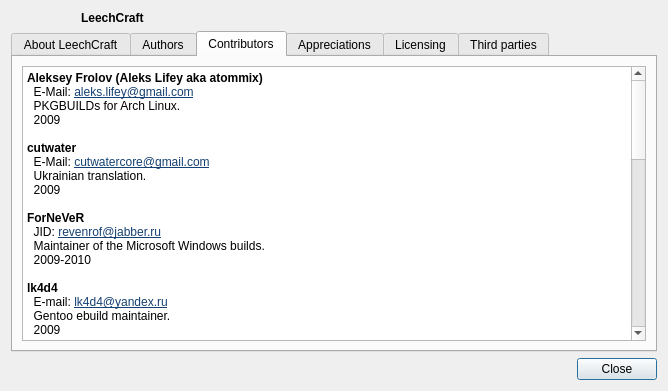
The window that src/aboutdialog.ui (0xd34df00d/leechcraft) describes before a commit, drawn with Qt 5.
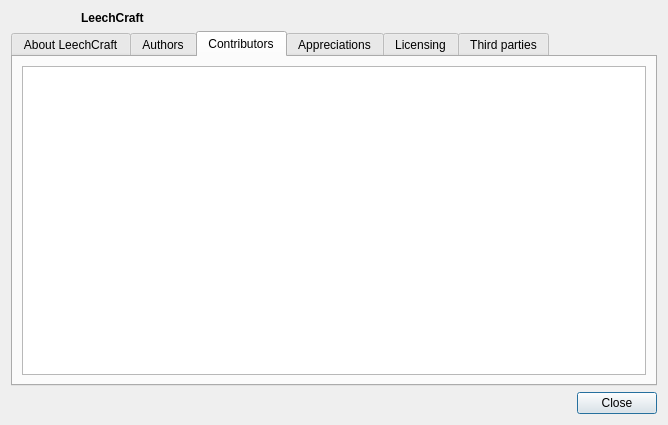
The same window after the commit. The open tabs and pages were chosen to show the change. Icons and pictures are not drawn.

Commit message:
Core: better about dialog.
Store information about authors and contributors in the source code.
A little bit more translator-friendly now.

```diff
--- a/src/aboutdialog.ui
+++ b/src/aboutdialog.ui
@@ -7,7 +7,7 @@
     <x>0</x>
     <y>0</y>
     <width>668</width>
-    <height>391</height>
+    <height>425</height>
    </rect>
   </property>
   <property name="windowTitle">
@@ -129,73 +129,7 @@
       </attribute>
       <layout class="QVBoxLayout" name="verticalLayout_5">
        <item>
-        <widget class="QTextBrowser" name="textBrowser_3">
-         <property name="html">
-          <string notr="true">&lt;!DOCTYPE HTML PUBLIC &quot;-//W3C//DTD HTML 4.0//EN&quot; &quot;http://www.w3.org/TR/REC-html40/strict.dtd&quot;&gt;
-&lt;html&gt;&lt;head&gt;&lt;meta name=&quot;qrichtext&quot; content=&quot;1&quot; /&gt;&lt;style type=&quot;text/css&quot;&gt;
-p, li { white-space: pre-wrap; }
-&lt;/style&gt;&lt;/head&gt;&lt;body style=&quot; font-family:'DejaVu Sans'; font-size:9pt; font-weight:400; font-style:normal;&quot;&gt;
-&lt;p style=&quot; margin-top:0px; margin-bottom:0px; margin-left:0px; margin-right:0px; -qt-block-indent:0; text-indent:0px;&quot;&gt;&lt;span style=&quot; font-weight:600;&quot;&gt;Aleksey Frolov (Aleks Lifey aka atommix)&lt;/span&gt;&lt;/p&gt;
-&lt;p style=&quot; margin-top:0px; margin-bottom:0px; margin-left:0px; margin-right:0px; -qt-block-indent:0; text-indent:0px;&quot;&gt;  E-Mail: &lt;a href=&quot;mailto:aleks.lifey@gmail.com&quot;&gt;&lt;span style=&quot; text-decoration: underline; color:#154071;&quot;&gt;aleks.lifey@gmail.com&lt;/span&gt;&lt;/a&gt;&lt;/p&gt;
-&lt;p style=&quot; margin-top:0px; margin-bottom:0px; margin-left:0px; margin-right:0px; -qt-block-indent:0; text-indent:0px;&quot;&gt;  PKGBUILDs for Arch Linux.&lt;/p&gt;
-&lt;p style=&quot; margin-top:0px; margin-bottom:0px; margin-left:0px; margin-right:0px; -qt-block-indent:0; text-indent:0px;&quot;&gt;  2009&lt;/p&gt;
-&lt;p style=&quot;-qt-paragraph-type:empty; margin-top:0px; margin-bottom:0px; margin-left:0px; margin-right:0px; -qt-block-indent:0; text-indent:0px;&quot;&gt;&lt;/p&gt;
-&lt;p style=&quot; margin-top:0px; margin-bottom:0px; margin-left:0px; margin-right:0px; -qt-block-indent:0; text-indent:0px;&quot;&gt;&lt;span style=&quot; font-weight:600;&quot;&gt;cutwater&lt;/span&gt;&lt;/p&gt;
-&lt;p style=&quot; margin-top:0px; margin-bottom:0px; margin-left:0px; margin-right:0px; -qt-block-indent:0; text-indent:0px;&quot;&gt;  E-Mail: &lt;a href=&quot;mailto:cutwatercore@gmail.com&quot;&gt;&lt;span style=&quot; text-decoration: underline; color:#154071;&quot;&gt;cutwatercore@gmail.com&lt;/span&gt;&lt;/a&gt;&lt;/p&gt;
-&lt;p style=&quot; margin-top:0px; margin-bottom:0px; margin-left:0px; margin-right:0px; -qt-block-indent:0; text-indent:0px;&quot;&gt;  Ukrainian translation.&lt;/p&gt;
-&lt;p style=&quot; margin-top:0px; margin-bottom:0px; margin-left:0px; margin-right:0px; -qt-block-indent:0; text-indent:0px;&quot;&gt;  2009&lt;/p&gt;
-&lt;p style=&quot;-qt-paragraph-type:empty; margin-top:0px; margin-bottom:0px; margin-left:0px; margin-right:0px; -qt-block-indent:0; text-indent:0px;&quot;&gt;&lt;/p&gt;
-&lt;p style=&quot; margin-top:0px; margin-bottom:0px; margin-left:0px; margin-right:0px; -qt-block-indent:0; text-indent:0px;&quot;&gt;&lt;span style=&quot; font-weight:600;&quot;&gt;ForNeVeR&lt;/span&gt;&lt;/p&gt;
-&lt;p style=&quot; margin-top:0px; margin-bottom:0px; margin-left:0px; margin-right:0px; -qt-block-indent:0; text-indent:0px;&quot;&gt;  JID: &lt;a href=&quot;xmpp:revenrof@jabber.ru&quot;&gt;&lt;span style=&quot; text-decoration: underline; color:#154071;&quot;&gt;revenrof@jabber.ru&lt;/span&gt;&lt;/a&gt;&lt;/p&gt;
-&lt;p style=&quot; margin-top:0px; margin-bottom:0px; margin-left:0px; margin-right:0px; -qt-block-indent:0; text-indent:0px;&quot;&gt;  Maintainer of the Microsoft Windows builds.&lt;/p&gt;
-&lt;p style=&quot; margin-top:0px; margin-bottom:0px; margin-left:0px; margin-right:0px; -qt-block-indent:0; text-indent:0px;&quot;&gt;  2009-2010&lt;/p&gt;
-&lt;p style=&quot;-qt-paragraph-type:empty; margin-top:0px; margin-bottom:0px; margin-left:0px; margin-right:0px; -qt-block-indent:0; text-indent:0px;&quot;&gt;&lt;/p&gt;
-&lt;p style=&quot; margin-top:0px; margin-bottom:0px; margin-left:0px; margin-right:0px; -qt-block-indent:0; text-indent:0px;&quot;&gt;&lt;span style=&quot; font-weight:600;&quot;&gt;lk4d4&lt;/span&gt;&lt;/p&gt;
-&lt;p style=&quot; margin-top:0px; margin-bottom:0px; margin-left:0px; margin-right:0px; -qt-block-indent:0; text-indent:0px;&quot;&gt;  E-mail: &lt;a href=&quot;mailto:lk4d4@yandex.ru&quot;&gt;&lt;span style=&quot; text-decoration: underline; color:#154071;&quot;&gt;lk4d4@yandex.ru&lt;/span&gt;&lt;/a&gt;&lt;/p&gt;
-&lt;p style=&quot; margin-top:0px; margin-bottom:0px; margin-left:0px; margin-right:0px; -qt-block-indent:0; text-indent:0px;&quot;&gt;  Gentoo ebuild maintainer.&lt;/p&gt;
-&lt;p style=&quot; margin-top:0px; margin-bottom:0px; margin-left:0px; margin-right:0px; -qt-block-indent:0; text-indent:0px;&quot;&gt;  2009&lt;/p&gt;
-&lt;p style=&quot;-qt-paragraph-type:empty; margin-top:0px; margin-bottom:0px; margin-left:0px; margin-right:0px; -qt-block-indent:0; text-indent:0px; font-weight:600;&quot;&gt;&lt;/p&gt;
-&lt;p style=&quot; margin-top:0px; margin-bottom:0px; margin-left:0px; margin-right:0px; -qt-block-indent:0; text-indent:0px;&quot;&gt;&lt;span style=&quot; font-weight:600;&quot;&gt;Miha&lt;/span&gt;&lt;/p&gt;
-&lt;p style=&quot; margin-top:0px; margin-bottom:0px; margin-left:0px; margin-right:0px; -qt-block-indent:0; text-indent:0px;&quot;&gt;&lt;span style=&quot; font-weight:600;&quot;&gt;  &lt;/span&gt;E-mail: &lt;a href=&quot;mailto:miha@52.ru&quot;&gt;&lt;span style=&quot; text-decoration: underline; color:#154071;&quot;&gt;miha@52.ru&lt;/span&gt;&lt;/a&gt;&lt;/p&gt;
-&lt;p style=&quot; margin-top:0px; margin-bottom:0px; margin-left:0px; margin-right:0px; -qt-block-indent:0; text-indent:0px;&quot;&gt;  OpenSUSE package maintainer.&lt;/p&gt;
-&lt;p style=&quot; margin-top:0px; margin-bottom:0px; margin-left:0px; margin-right:0px; -qt-block-indent:0; text-indent:0px;&quot;&gt;  2009&lt;/p&gt;
-&lt;p style=&quot;-qt-paragraph-type:empty; margin-top:0px; margin-bottom:0px; margin-left:0px; margin-right:0px; -qt-block-indent:0; text-indent:0px;&quot;&gt;&lt;/p&gt;
-&lt;p style=&quot; margin-top:0px; margin-bottom:0px; margin-left:0px; margin-right:0px; -qt-block-indent:0; text-indent:0px;&quot;&gt;&lt;span style=&quot; font-weight:600;&quot;&gt;Oleg Linkin aka magog&lt;/span&gt;&lt;/p&gt;
-&lt;p style=&quot; margin-top:0px; margin-bottom:0px; margin-left:0px; margin-right:0px; -qt-block-indent:0; text-indent:0px;&quot;&gt;  E-mail: &lt;a href=&quot;mailto:MaledictusDeMagog@gmail.com&quot;&gt;&lt;span style=&quot; text-decoration: underline; color:#1a619f;&quot;&gt;MaledictusDeMagog@gmail.com&lt;/span&gt;&lt;/a&gt;&lt;/p&gt;
-&lt;p style=&quot; margin-top:0px; margin-bottom:0px; margin-left:0px; margin-right:0px; -qt-block-indent:0; text-indent:0px;&quot;&gt;  JID: &lt;a href=&quot;xmpp:magog@gentoo.ru&quot;&gt;&lt;span style=&quot; text-decoration: underline; color:#1a619f;&quot;&gt;magog@gentoo.ru&lt;/span&gt;&lt;/a&gt;&lt;/p&gt;
-&lt;p style=&quot; margin-top:0px; margin-bottom:0px; margin-left:0px; margin-right:0px; -qt-block-indent:0; text-indent:0px;&quot;&gt;  Fullscreen patches, Firefox importer.&lt;/p&gt;
-&lt;p style=&quot; margin-top:0px; margin-bottom:0px; margin-left:0px; margin-right:0px; -qt-block-indent:0; text-indent:0px;&quot;&gt;  2010&lt;/p&gt;
-&lt;p style=&quot;-qt-paragraph-type:empty; margin-top:0px; margin-bottom:0px; margin-left:0px; margin-right:0px; -qt-block-indent:0; text-indent:0px;&quot;&gt;&lt;/p&gt;
-&lt;p style=&quot; margin-top:0px; margin-bottom:0px; margin-left:0px; margin-right:0px; -qt-block-indent:0; text-indent:0px;&quot;&gt;&lt;span style=&quot; font-weight:600;&quot;&gt;PanteR&lt;/span&gt;&lt;/p&gt;
-&lt;p style=&quot; margin-top:0px; margin-bottom:0px; margin-left:0px; margin-right:0px; -qt-block-indent:0; text-indent:0px;&quot;&gt;  E-mail: &lt;a href=&quot;mailto:panter.dsd@gmail.com&quot;&gt;&lt;span style=&quot; text-decoration: underline; color:#3c7081;&quot;&gt;panter.dsd@gmail.com&lt;/span&gt;&lt;/a&gt;&lt;/p&gt;
-&lt;p style=&quot; margin-top:0px; margin-bottom:0px; margin-left:0px; margin-right:0px; -qt-block-indent:0; text-indent:0px;&quot;&gt;  JID: &lt;a href=&quot;xmpp:panter_dsd@jabber.ru&quot;&gt;&lt;span style=&quot; text-decoration: underline; color:#3c7081;&quot;&gt;panter_dsd@jabber.ru&lt;/span&gt;&lt;/a&gt;&lt;/p&gt;
-&lt;p style=&quot; margin-top:0px; margin-bottom:0px; margin-left:0px; margin-right:0px; -qt-block-indent:0; text-indent:0px;&quot;&gt;  Testing and patches.&lt;/p&gt;
-&lt;p style=&quot; margin-top:0px; margin-bottom:0px; margin-left:0px; margin-right:0px; -qt-block-indent:0; text-indent:0px;&quot;&gt;  2009-2010&lt;/p&gt;
-&lt;p style=&quot;-qt-paragraph-type:empty; margin-top:0px; margin-bottom:0px; margin-left:0px; margin-right:0px; -qt-block-indent:0; text-indent:0px;&quot;&gt;&lt;/p&gt;
-&lt;p style=&quot; margin-top:0px; margin-bottom:0px; margin-left:0px; margin-right:0px; -qt-block-indent:0; text-indent:0px;&quot;&gt;&lt;span style=&quot; font-weight:600;&quot;&gt;Pevzi&lt;/span&gt;&lt;/p&gt;
-&lt;p style=&quot; margin-top:0px; margin-bottom:0px; margin-left:0px; margin-right:0px; -qt-block-indent:0; text-indent:0px;&quot;&gt;  E-mail: &lt;a href=&quot;mailto:pevzi23@gmail.com&quot;&gt;&lt;span style=&quot; text-decoration: underline; color:#154071;&quot;&gt;pevzi23@gmail.com&lt;/span&gt;&lt;/a&gt;&lt;/p&gt;
-&lt;p style=&quot; margin-top:0px; margin-bottom:0px; margin-left:0px; margin-right:0px; -qt-block-indent:0; text-indent:0px;&quot;&gt;  Graphics designer.&lt;/p&gt;
-&lt;p style=&quot; margin-top:0px; margin-bottom:0px; margin-left:0px; margin-right:0px; -qt-block-indent:0; text-indent:0px;&quot;&gt;  2009-2010&lt;/p&gt;
-&lt;p style=&quot;-qt-paragraph-type:empty; margin-top:0px; margin-bottom:0px; margin-left:0px; margin-right:0px; -qt-block-indent:0; text-indent:0px;&quot;&gt;&lt;/p&gt;
-&lt;p style=&quot; margin-top:0px; margin-bottom:0px; margin-left:0px; margin-right:0px; -qt-block-indent:0; text-indent:0px;&quot;&gt;&lt;span style=&quot; font-weight:600;&quot;&gt;Phóéñíx&lt;/span&gt;&lt;/p&gt;
-&lt;p style=&quot; margin-top:0px; margin-bottom:0px; margin-left:0px; margin-right:0px; -qt-block-indent:0; text-indent:0px;&quot;&gt;  JID: &lt;a href=&quot;xmpp:nounou@jabber.ru&quot;&gt;&lt;span style=&quot; text-decoration: underline; color:#154071;&quot;&gt;nounou@jabber.ru&lt;/span&gt;&lt;/a&gt;&lt;/p&gt;
-&lt;p style=&quot; margin-top:0px; margin-bottom:0px; margin-left:0px; margin-right:0px; -qt-block-indent:0; text-indent:0px;&quot;&gt;  Arabic translation.&lt;/p&gt;
-&lt;p style=&quot; margin-top:0px; margin-bottom:0px; margin-left:0px; margin-right:0px; -qt-block-indent:0; text-indent:0px;&quot;&gt;  2009-2010&lt;/p&gt;
-&lt;p style=&quot;-qt-paragraph-type:empty; margin-top:0px; margin-bottom:0px; margin-left:0px; margin-right:0px; -qt-block-indent:0; text-indent:0px;&quot;&gt;&lt;/p&gt;
-&lt;p style=&quot; margin-top:0px; margin-bottom:0px; margin-left:0px; margin-right:0px; -qt-block-indent:0; text-indent:0px;&quot;&gt;&lt;span style=&quot; font-weight:600;&quot;&gt;sejros&lt;/span&gt;&lt;/p&gt;
-&lt;p style=&quot; margin-top:0px; margin-bottom:0px; margin-left:0px; margin-right:0px; -qt-block-indent:0; text-indent:0px;&quot;&gt;  E-mail: &lt;a href=&quot;mailto:home@sejros.mp&quot;&gt;&lt;span style=&quot; text-decoration: underline; color:#3c7081;&quot;&gt;home@sejros.mp&lt;/span&gt;&lt;/a&gt;&lt;/p&gt;
-&lt;p style=&quot; margin-top:0px; margin-bottom:0px; margin-left:0px; margin-right:0px; -qt-block-indent:0; text-indent:0px;&quot;&gt;  Esperanto translation.&lt;/p&gt;
-&lt;p style=&quot; margin-top:0px; margin-bottom:0px; margin-left:0px; margin-right:0px; -qt-block-indent:0; text-indent:0px;&quot;&gt;  2009&lt;/p&gt;
-&lt;p style=&quot;-qt-paragraph-type:empty; margin-top:0px; margin-bottom:0px; margin-left:0px; margin-right:0px; -qt-block-indent:0; text-indent:0px;&quot;&gt;&lt;/p&gt;
-&lt;p style=&quot; margin-top:0px; margin-bottom:0px; margin-left:0px; margin-right:0px; -qt-block-indent:0; text-indent:0px;&quot;&gt;&lt;span style=&quot; font-weight:600;&quot;&gt;V0id&lt;/span&gt;&lt;/p&gt;
-&lt;p style=&quot; margin-top:0px; margin-bottom:0px; margin-left:0px; margin-right:0px; -qt-block-indent:0; text-indent:0px;&quot;&gt;  E-Mail: &lt;a href=&quot;mailto:getbusy@mail.ru&quot;&gt;&lt;span style=&quot; text-decoration: underline; color:#154071;&quot;&gt;getbusy@mail.ru&lt;/span&gt;&lt;/a&gt;&lt;/p&gt;
-&lt;p style=&quot; margin-top:0px; margin-bottom:0px; margin-left:0px; margin-right:0px; -qt-block-indent:0; text-indent:0px;&quot;&gt;  Aggregator fixes, improvements and Ukrainian translation.&lt;/p&gt;
-&lt;p style=&quot; margin-top:0px; margin-bottom:0px; margin-left:0px; margin-right:0px; -qt-block-indent:0; text-indent:0px;&quot;&gt;  2008-2010&lt;/p&gt;
-&lt;p style=&quot;-qt-paragraph-type:empty; margin-top:0px; margin-bottom:0px; margin-left:0px; margin-right:0px; -qt-block-indent:0; text-indent:0px;&quot;&gt;&lt;/p&gt;
-&lt;p style=&quot; margin-top:0px; margin-bottom:0px; margin-left:0px; margin-right:0px; -qt-block-indent:0; text-indent:0px;&quot;&gt;&lt;span style=&quot; font-weight:600;&quot;&gt;Voker57&lt;/span&gt;&lt;/p&gt;
-&lt;p style=&quot; margin-top:0px; margin-bottom:0px; margin-left:0px; margin-right:0px; -qt-block-indent:0; text-indent:0px;&quot;&gt;  Chatter plugin writer and maintainer.&lt;/p&gt;
-&lt;p style=&quot; margin-top:0px; margin-bottom:0px; margin-left:0px; margin-right:0px; -qt-block-indent:0; text-indent:0px;&quot;&gt;  2008-2009&lt;/p&gt;&lt;/body&gt;&lt;/html&gt;</string>
-         </property>
+        <widget class="QTextBrowser" name="Contributors_">
          <property name="openLinks">
           <bool>false</bool>
          </property>
```
Left out of the diff: 12 changed lines with no effect on the pictures. The commit also changes 1 other file.
